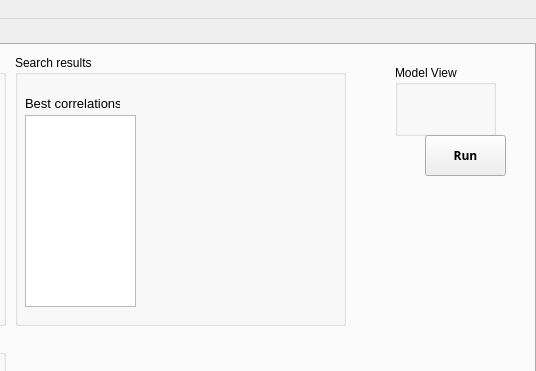
The window that mainwindow.ui (ateixeira0163/PCHE) describes before a commit, drawn with Qt 5; both pictures show x 717 to 1253 and y 0 to 371 of the 1253 by 631 pixel window.
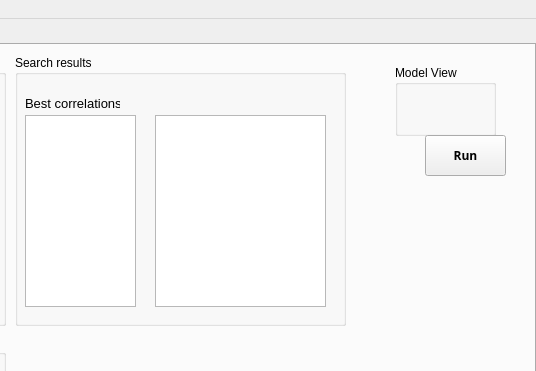
The same window after the commit. Icons and pictures are not drawn.

Patch:
```diff
--- a/mainwindow.ui
+++ b/mainwindow.ui
@@ -1288,6 +1288,25 @@
           <string>Best correlations</string>
          </property>
         </widget>
+        <widget class="QTableView" name="tableView">
+         <property name="geometry">
+          <rect>
+           <x>140</x>
+           <y>60</y>
+           <width>171</width>
+           <height>192</height>
+          </rect>
+         </property>
+         <property name="showGrid">
+          <bool>false</bool>
+         </property>
+         <attribute name="horizontalHeaderVisible">
+          <bool>false</bool>
+         </attribute>
+         <attribute name="verticalHeaderVisible">
+          <bool>false</bool>
+         </attribute>
+        </widget>
        </widget>
       </widget>
       <widget class="QWidget" name="resultsTab">
```
